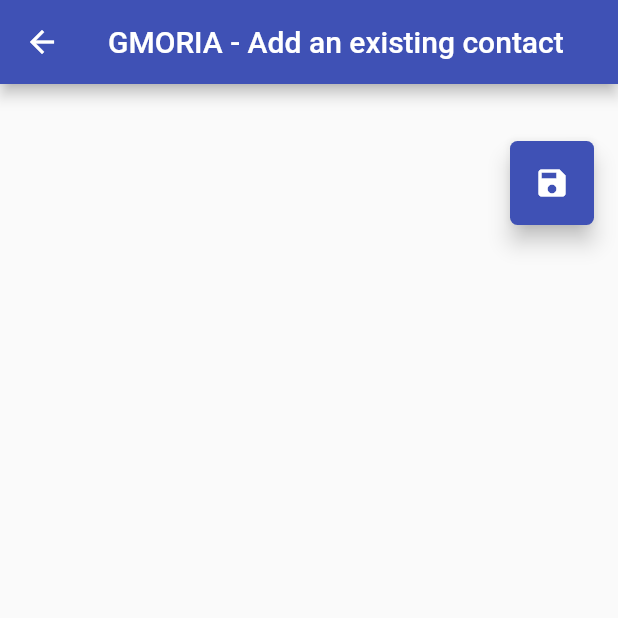
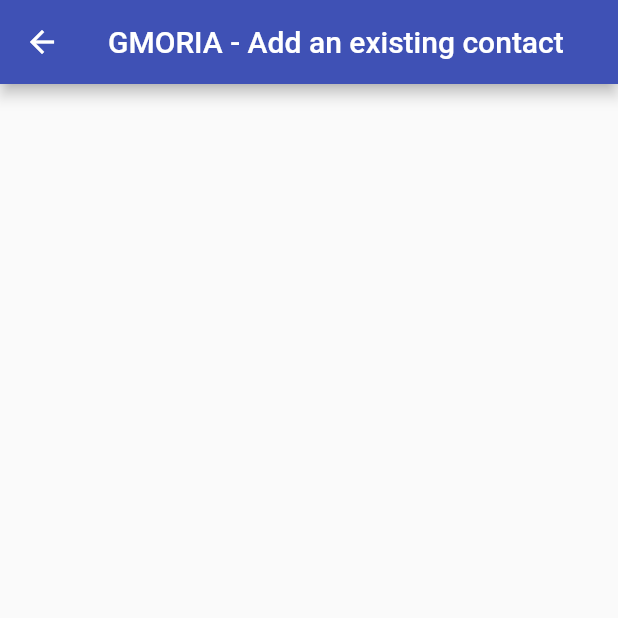
Before and after one commit to nmHEVS/GMoria, a Flutter app: the AddExistingPerson screen opened directly, on a phone screen of 412 x 824 dp, the top half of it. Run offline on Flutter 3.47's test engine with Material 2 defaults, Android fonts, the phone set to English and light mode, and no system bars; our stand-ins replace cloud_firestore, firebase_auth, firebase_core, image_picker; accounts and stored records are empty.

Commit message:
delete save button

```diff
--- a/gmoria/lib/Pages/Add Edit/AddExistingPerson.dart
+++ b/gmoria/lib/Pages/Add Edit/AddExistingPerson.dart
@@ -24,24 +24,6 @@ class _AddExistingPersonState extends State<AddExistingPerson> {
       body: FetchDataPersonToAdd(
         listId: widget.listId,
       ),
-      floatingActionButton: Stack(
-        children: <Widget>[
-          Positioned(
-            top: 110.0,
-            right: 0.0,
-            child: FloatingActionButton(
-              heroTag: 'back',
-              onPressed: () {
-                Navigator.pop(context);
-              },
-              child: Icon(Icons.save),
-              shape: RoundedRectangleBorder(
-                borderRadius: BorderRadius.circular(5.0),
-              ),
-            ),
-          ),
-        ],
-      ),
     );
   }
 }
--- a/gmoria/lib/datas/FetchDataPersonToAdd.dart
+++ b/gmoria/lib/datas/FetchDataPersonToAdd.dart
@@ -48,7 +48,7 @@ class _FetchDataPersonToAddState extends State<FetchDataPersonToAdd> {
   @override
   Widget build(BuildContext context) {
     return Padding(
-      padding: const EdgeInsets.only(left: 5, right: 5, bottom: 5, top: 70),
+      padding: const EdgeInsets.all(5),
       child: StreamBuilder<QuerySnapshot>(
         stream: all,
         builder: (context, snapshot) {
```
Also changed, not shown: gmoria/lib/Pages/Game/GameConfiguration.dart (+0 -23 lines).
